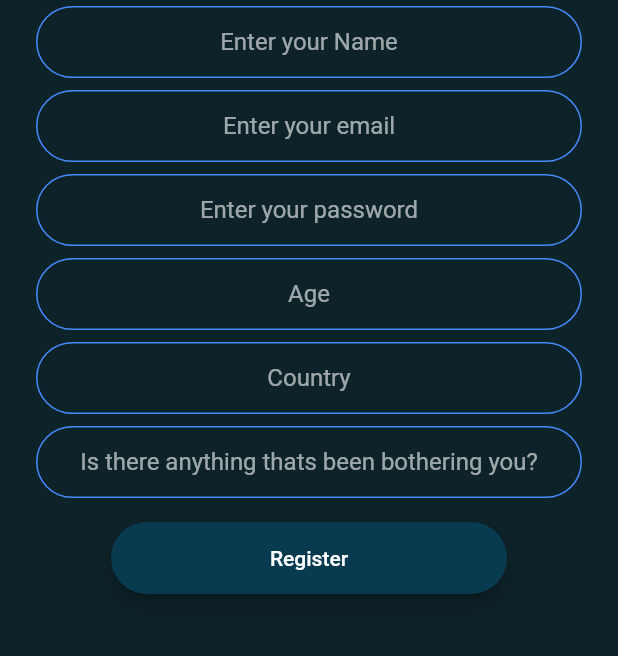
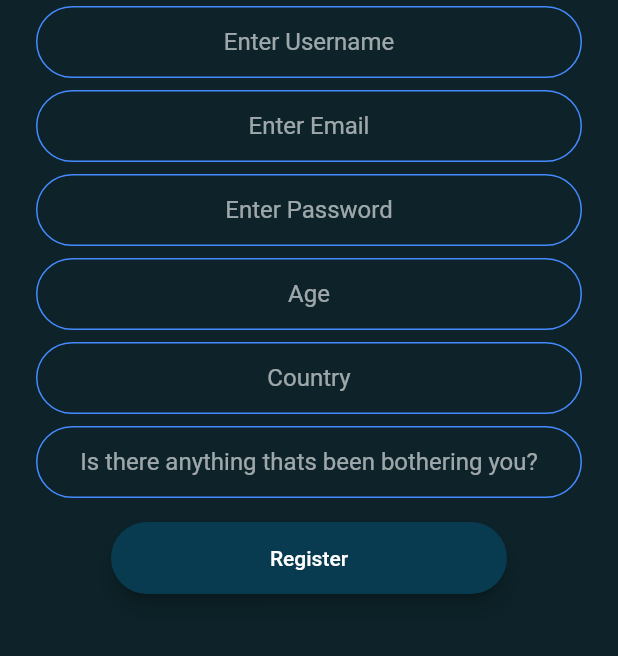
Before and after one commit to Devanshi212/MindMate, a Flutter app: the RegistrationScreen screen opened by its route, on a phone screen of 412 x 824 dp, the part 450-1106 px from its top. Run offline on Flutter 3.47's test engine with Material 2 defaults, Android fonts, the phone set to English and light mode, and no system bars; drawn by our look-alikes of loading_overlay; our stand-ins replace cloud_firestore, firebase_auth, firebase_core; accounts and stored records are empty.

Commit message:
Bug fixes

```diff
--- a/lib/screens/registration_screen.dart
+++ b/lib/screens/registration_screen.dart
@@ -23,7 +23,7 @@ class _RegistrationScreenState extends State<RegistrationScreen> {
   late String email;
   late String password;
   late String age;
-  late String name;
+  late String usrname;
   late String country;
   late String talk;
   @override
@@ -53,11 +53,11 @@ class _RegistrationScreenState extends State<RegistrationScreen> {
 
                   textAlign: TextAlign.center,
                   onChanged: (value) {
-                    name = value;
+                    usrname = value;
 
                   },
                   decoration: InputDecoration(
-                    hintText: 'Enter your Name',
+                    hintText: 'Enter Username',
                     contentPadding:
                     EdgeInsets.symmetric(vertical: 10.0, horizontal: 20.0),
                     border: OutlineInputBorder(
@@ -84,7 +84,7 @@ class _RegistrationScreenState extends State<RegistrationScreen> {
                     email = value;
                   },
                   decoration: InputDecoration(
-                    hintText: 'Enter your email',
+                    hintText: 'Enter Email',
                     contentPadding:
                         EdgeInsets.symmetric(vertical: 10.0, horizontal: 20.0),
                     border: OutlineInputBorder(
@@ -110,7 +110,7 @@ class _RegistrationScreenState extends State<RegistrationScreen> {
                     password = value;
                   },
                   decoration: InputDecoration(
-                    hintText: 'Enter your password',
+                    hintText: 'Enter Password',
                     contentPadding:
                         EdgeInsets.symmetric(vertical: 10.0, horizontal: 20.0),
                     border: OutlineInputBorder(
@@ -239,7 +239,7 @@ class _RegistrationScreenState extends State<RegistrationScreen> {
                             _firestore.collection('users').add({
                               "Age":age,
                               "Country":country,
-                              "Name":name,
+                              "Name":usrname,
                               "email-ID":email,
                               "talk":talk
 
```
Also changed, not shown: lib/screens/chat_screen.dart (+11 -1 lines).
